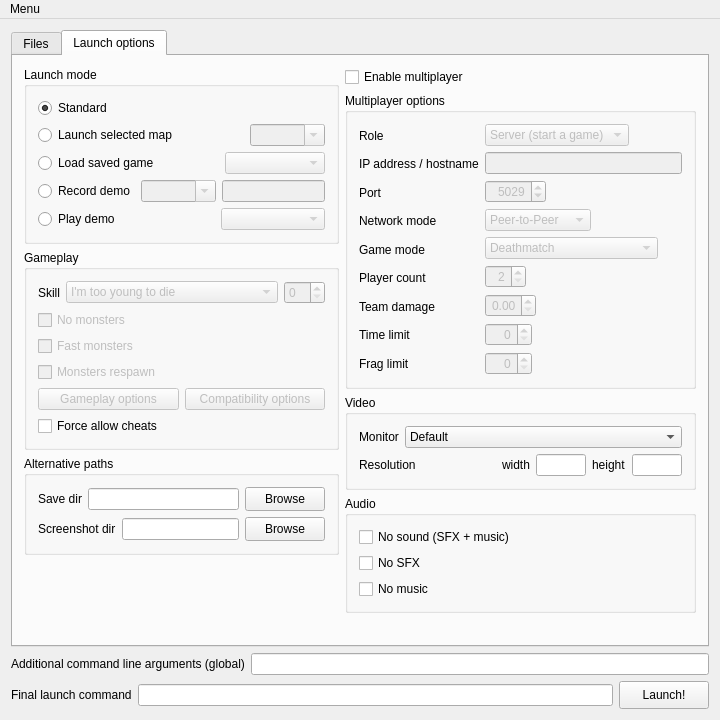
The window that Forms/MainWindow.ui (Youda008/DoomRunner) describes before a commit, drawn with Qt 5.
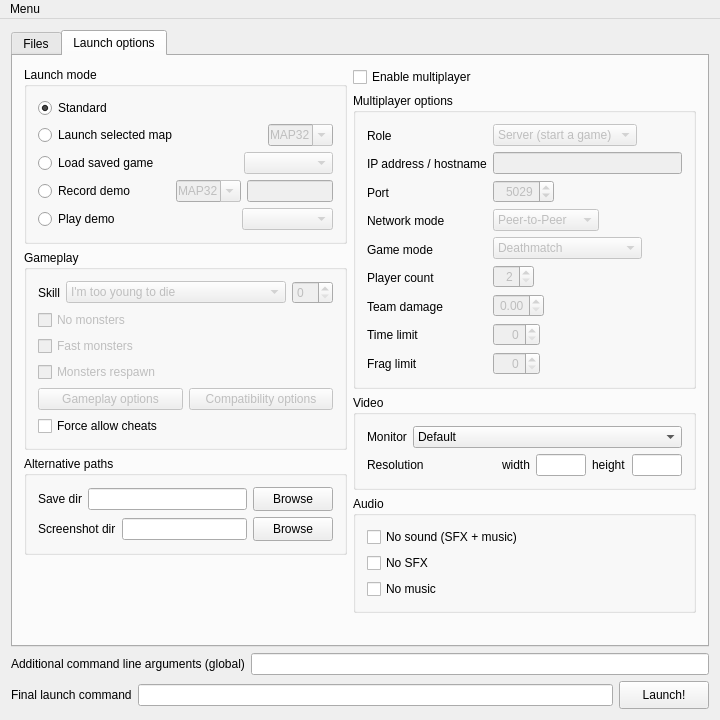
The same window after the commit. The open tabs and pages were chosen to show the change. Icons and pictures are not drawn. Custom widgets are drawn as their Qt base class.

Commit message: allowed the window to be downsized little more

```diff
--- a/Forms/MainWindow.ui
+++ b/Forms/MainWindow.ui
@@ -47,7 +47,7 @@
                  <item>
                   <widget class="QToolButton" name="presetBtnAdd">
                    <property name="sizePolicy">
-                    <sizepolicy hsizetype="Expanding" vsizetype="Fixed">
+                    <sizepolicy hsizetype="Preferred" vsizetype="Fixed">
                      <horstretch>0</horstretch>
                      <verstretch>0</verstretch>
                     </sizepolicy>
@@ -70,7 +70,7 @@
                  <item>
                   <widget class="QToolButton" name="presetBtnDel">
                    <property name="sizePolicy">
-                    <sizepolicy hsizetype="Expanding" vsizetype="Fixed">
+                    <sizepolicy hsizetype="Preferred" vsizetype="Fixed">
                      <horstretch>0</horstretch>
                      <verstretch>0</verstretch>
                     </sizepolicy>
@@ -93,7 +93,7 @@
                  <item>
                   <widget class="QToolButton" name="presetBtnClone">
                    <property name="sizePolicy">
-                    <sizepolicy hsizetype="Expanding" vsizetype="Fixed">
+                    <sizepolicy hsizetype="Preferred" vsizetype="Fixed">
                      <horstretch>0</horstretch>
                      <verstretch>0</verstretch>
                     </sizepolicy>
@@ -116,7 +116,7 @@
                  <item>
                   <widget class="QToolButton" name="presetBtnUp">
                    <property name="sizePolicy">
-                    <sizepolicy hsizetype="Expanding" vsizetype="Fixed">
+                    <sizepolicy hsizetype="Preferred" vsizetype="Fixed">
                      <horstretch>0</horstretch>
                      <verstretch>0</verstretch>
                     </sizepolicy>
@@ -139,7 +139,7 @@
                  <item>
                   <widget class="QToolButton" name="presetBtnDown">
                    <property name="sizePolicy">
-                    <sizepolicy hsizetype="Expanding" vsizetype="Fixed">
+                    <sizepolicy hsizetype="Preferred" vsizetype="Fixed">
                      <horstretch>0</horstretch>
                      <verstretch>0</verstretch>
                     </sizepolicy>
@@ -170,12 +170,6 @@
            <layout class="QVBoxLayout" name="verticalLayout_2" stretch="0,8,10">
             <item>
              <widget class="QGroupBox" name="engineGrpBox">
-              <property name="minimumSize">
-               <size>
-                <width>0</width>
-                <height>0</height>
-               </size>
-              </property>
               <property name="title">
                <string>2. Select engine</string>
               </property>
@@ -198,11 +192,14 @@
             </item>
             <item>
              <widget class="QGroupBox" name="iwadGrpBox">
-              <property name="maximumSize">
-               <size>
-                <width>16777215</width>
-                <height>210</height>
-               </size>
+              <property name="sizePolicy">
+               <sizepolicy hsizetype="Preferred" vsizetype="Maximum">
+                <horstretch>0</horstretch>
+                <verstretch>0</verstretch>
+               </sizepolicy>
+              </property>
+              <property name="toolTip">
+               <string>&lt;html&gt;&lt;head/&gt;&lt;body&gt;&lt;p&gt;IWAD can be de-selected by holding CTRL and left-clicking.&lt;/p&gt;&lt;/body&gt;&lt;/html&gt;</string>
               </property>
               <property name="title">
                <string>3. Select IWAD</string>
@@ -214,13 +211,16 @@
                   <bool>false</bool>
                  </property>
                  <property name="sizePolicy">
-                  <sizepolicy hsizetype="Expanding" vsizetype="Minimum">
+                  <sizepolicy hsizetype="Expanding" vsizetype="Preferred">
                    <horstretch>0</horstretch>
                    <verstretch>0</verstretch>
                   </sizepolicy>
                  </property>
-                 <property name="toolTip">
-                  <string>&lt;html&gt;&lt;head/&gt;&lt;body&gt;&lt;p&gt;IWAD can be de-selected by holding CTRL and left-clicking.&lt;/p&gt;&lt;/body&gt;&lt;/html&gt;</string>
+                 <property name="maximumSize">
+                  <size>
+                   <width>16777215</width>
+                   <height>180</height>
+                  </size>
                  </property>
                  <property name="editTriggers">
                   <set>QAbstractItemView::NoEditTriggers</set>
@@ -245,7 +245,7 @@
                   <bool>false</bool>
                  </property>
                  <property name="sizePolicy">
-                  <sizepolicy hsizetype="Expanding" vsizetype="Minimum">
+                  <sizepolicy hsizetype="Expanding" vsizetype="Expanding">
                    <horstretch>0</horstretch>
                    <verstretch>0</verstretch>
                   </sizepolicy>
@@ -273,12 +273,6 @@
            <layout class="QVBoxLayout" name="verticalLayout_3">
             <item>
              <widget class="QGroupBox" name="configGrpBox">
-              <property name="minimumSize">
-               <size>
-                <width>0</width>
-                <height>0</height>
-               </size>
-              </property>
               <property name="title">
                <string>5. Select config (optional)</string>
               </property>
@@ -349,7 +343,7 @@
                     <bool>false</bool>
                    </property>
                    <property name="sizePolicy">
-                    <sizepolicy hsizetype="Expanding" vsizetype="Fixed">
+                    <sizepolicy hsizetype="Preferred" vsizetype="Fixed">
                      <horstretch>0</horstretch>
                      <verstretch>0</verstretch>
                     </sizepolicy>
@@ -375,7 +369,7 @@
                     <bool>false</bool>
                    </property>
                    <property name="sizePolicy">
-                    <sizepolicy hsizetype="Expanding" vsizetype="Fixed">
+                    <sizepolicy hsizetype="Preferred" vsizetype="Fixed">
                      <horstretch>0</horstretch>
                      <verstretch>0</verstretch>
                     </sizepolicy>
@@ -401,7 +395,7 @@
                     <bool>false</bool>
                    </property>
                    <property name="sizePolicy">
-                    <sizepolicy hsizetype="Expanding" vsizetype="Fixed">
+                    <sizepolicy hsizetype="Preferred" vsizetype="Fixed">
                      <horstretch>0</horstretch>
                      <verstretch>0</verstretch>
                     </sizepolicy>
@@ -427,7 +421,7 @@
                     <bool>false</bool>
                    </property>
                    <property name="sizePolicy">
-                    <sizepolicy hsizetype="Expanding" vsizetype="Fixed">
+                    <sizepolicy hsizetype="Preferred" vsizetype="Fixed">
                      <horstretch>0</horstretch>
                      <verstretch>0</verstretch>
                     </sizepolicy>
@@ -453,7 +447,7 @@
                     <bool>false</bool>
                    </property>
                    <property name="sizePolicy">
-                    <sizepolicy hsizetype="Expanding" vsizetype="Fixed">
+                    <sizepolicy hsizetype="Preferred" vsizetype="Fixed">
                      <horstretch>0</horstretch>
                      <verstretch>0</verstretch>
                     </sizepolicy>
@@ -560,8 +554,8 @@
                  </property>
                  <property name="sizeHint" stdset="0">
                   <size>
-                   <width>40</width>
-                   <height>20</height>
+                   <width>0</width>
+                   <height>0</height>
                   </size>
                  </property>
                 </spacer>
@@ -571,27 +565,32 @@
                  <property name="enabled">
                   <bool>false</bool>
                  </property>
-                 <property name="sizePolicy">
-                  <sizepolicy hsizetype="Fixed" vsizetype="Fixed">
-                   <horstretch>0</horstretch>
-                   <verstretch>0</verstretch>
-                  </sizepolicy>
-                 </property>
                  <property name="minimumSize">
                   <size>
-                   <width>75</width>
+                   <width>65</width>
                    <height>0</height>
                   </size>
                  </property>
+                 <property name="maximumSize">
+                  <size>
+                   <width>65</width>
+                   <height>16777215</height>
+                  </size>
+                 </property>
                  <property name="editable">
                   <bool>true</bool>
                  </property>
+                 <item>
+                  <property name="text">
+                   <string>MAP32</string>
+                  </property>
+                 </item>
                 </widget>
                </item>
               </layout>
              </item>
              <item>
-              <layout class="QHBoxLayout" name="horizontalLayout_8">
+              <layout class="QHBoxLayout" name="horizontalLayout_8" stretch="0,4,0,10">
                <item>
                 <widget class="QRadioButton" name="launchMode_savefile">
                  <property name="text">
@@ -599,6 +598,19 @@
                  </property>
                 </widget>
                </item>
+               <item>
+                <spacer name="horizontalSpacer_12">
+                 <property name="orientation">
+                  <enum>Qt::Horizontal</enum>
+                 </property>
+                 <property name="sizeHint" stdset="0">
+                  <size>
+                   <width>0</width>
+                   <height>0</height>
+                  </size>
+                 </property>
+                </spacer>
+               </item>
                <item>
                 <spacer name="horizontalSpacer_6">
                  <property name="orientation">
@@ -609,8 +621,8 @@
                  </property>
                  <property name="sizeHint" stdset="0">
                   <size>
-                   <width>60</width>
-                   <height>20</height>
+                   <width>44</width>
+                   <height>0</height>
                   </size>
                  </property>
                 </spacer>
@@ -621,14 +633,14 @@
                   <bool>false</bool>
                  </property>
                  <property name="sizePolicy">
-                  <sizepolicy hsizetype="MinimumExpanding" vsizetype="Fixed">
+                  <sizepolicy hsizetype="Expanding" vsizetype="Fixed">
                    <horstretch>0</horstretch>
                    <verstretch>0</verstretch>
                   </sizepolicy>
                  </property>
                  <property name="minimumSize">
                   <size>
-                   <width>100</width>
+                   <width>70</width>
                    <height>0</height>
                   </size>
                  </property>
@@ -640,7 +652,7 @@
               </layout>
              </item>
              <item>
-              <layout class="QHBoxLayout" name="horizontalLayout_29">
+              <layout class="QHBoxLayout" name="horizontalLayout_29" stretch="0,4,0,10">
                <item>
                 <widget class="QRadioButton" name="launchMode_recordDemo">
                  <property name="text">
@@ -648,26 +660,44 @@
                  </property>
                 </widget>
                </item>
+               <item>
+                <spacer name="horizontalSpacer_14">
+                 <property name="orientation">
+                  <enum>Qt::Horizontal</enum>
+                 </property>
+                 <property name="sizeHint" stdset="0">
+                  <size>
+                   <width>0</width>
+                   <height>0</height>
+                  </size>
+                 </property>
+                </spacer>
+               </item>
                <item>
                 <widget class="QComboBox" name="mapCmbBox_demo">
                  <property name="enabled">
                   <bool>false</bool>
                  </property>
-                 <property name="sizePolicy">
-                  <sizepolicy hsizetype="Fixed" vsizetype="Fixed">
-                   <horstretch>0</horstretch>
-                   <verstretch>0</verstretch>
-                  </sizepolicy>
-                 </property>
                  <property name="minimumSize">
                   <size>
-                   <width>75</width>
+                   <width>65</width>
                    <height>0</height>
                   </size>
                  </property>
+                 <property name="maximumSize">
+                  <size>
+                   <width>65</width>
+                   <height>16777215</height>
+                  </size>
+                 </property>
                  <property name="editable">
                   <bool>true</bool>
                  </property>
+                 <item>
+                  <property name="text">
+                   <string>MAP32</string>
+                  </property>
+                 </item>
                 </widget>
                </item>
                <item>
@@ -676,14 +706,14 @@
                   <bool>false</bool>
                  </property>
                  <property name="sizePolicy">
-                  <sizepolicy hsizetype="MinimumExpanding" vsizetype="Fixed">
+                  <sizepolicy hsizetype="Expanding" vsizetype="Fixed">
                    <horstretch>0</horstretch>
                    <verstretch>0</verstretch>
                   </sizepolicy>
                  </property>
                  <property name="minimumSize">
                   <size>
-                   <width>100</width>
+                   <width>70</width>
                    <height>0</height>
                   </size>
                  </property>
@@ -692,7 +722,7 @@
               </layout>
              </item>
              <item>
-              <layout class="QHBoxLayout" name="horizontalLayout_30">
+              <layout class="QHBoxLayout" name="horizontalLayout_30" stretch="0,4,0,10">
                <item>
                 <widget class="QRadioButton" name="launchMode_replayDemo">
                  <property name="text">
@@ -700,6 +730,19 @@
                  </property>
                 </widget>
                </item>
+               <item>
+                <spacer name="horizontalSpacer_15">
+                 <property name="orientation">
+                  <enum>Qt::Horizontal</enum>
+                 </property>
+                 <property name="sizeHint" stdset="0">
+                  <size>
+                   <width>0</width>
+                   <height>0</height>
+                  </size>
+                 </property>
+                </spacer>
+               </item>
                <item>
                 <spacer name="horizontalSpacer_13">
                  <property name="orientation">
@@ -710,8 +753,8 @@
                  </property>
                  <property name="sizeHint" stdset="0">
                   <size>
-                   <width>95</width>
-                   <height>20</height>
+                   <width>79</width>
+                   <height>0</height>
                   </size>
                  </property>
                 </spacer>
@@ -722,14 +765,14 @@
                   <bool>false</bool>
                  </property>
                  <property name="sizePolicy">
-                  <sizepolicy hsizetype="MinimumExpanding" vsizetype="Fixed">
+                  <sizepolicy hsizetype="Expanding" vsizetype="Fixed">
                    <horstretch>0</horstretch>
                    <verstretch>0</verstretch>
                   </sizepolicy>
                  </property>
                  <property name="minimumSize">
                   <size>
-                   <width>100</width>
+                   <width>70</width>
                    <height>0</height>
                   </size>
                  </property>
@@ -1133,14 +1176,11 @@
                     <bool>false</bool>
                    </property>
                    <property name="sizePolicy">
-                    <sizepolicy hsizetype="Expanding" vsizetype="Fixed">
+                    <sizepolicy hsizetype="MinimumExpanding" vsizetype="Fixed">
                      <horstretch>0</horstretch>
                      <verstretch>0</verstretch>
                     </sizepolicy>
                    </property>
-                   <property name="editable">
-                    <bool>false</bool>
-                   </property>
                    <item>
                     <property name="text">
                      <string>Server (start a game)</string>
@@ -1226,7 +1266,7 @@
                     <bool>false</bool>
                    </property>
                    <property name="sizePolicy">
-                    <sizepolicy hsizetype="Expanding" vsizetype="Fixed">
+                    <sizepolicy hsizetype="MinimumExpanding" vsizetype="Fixed">
                      <horstretch>0</horstretch>
                      <verstretch>0</verstretch>
                     </sizepolicy>
@@ -1269,19 +1309,19 @@
                     <bool>false</bool>
                    </property>
                    <property name="sizePolicy">
-                    <sizepolicy hsizetype="Expanding" vsizetype="Fixed">
+                    <sizepolicy hsizetype="MinimumExpanding" vsizetype="Fixed">
                      <horstretch>0</horstretch>
                      <verstretch>0</verstretch>
                     </sizepolicy>
                    </property>
                    <property name="minimumSize">
                     <size>
-                     <width>170</width>
+                     <width>1</width>
                      <height>0</height>
                     </size>
                    </property>
-                   <property name="currentIndex">
-                    <number>0</number>
+                   <property name="toolTip">
+                    <string>&lt;html&gt;&lt;head/&gt;&lt;body&gt;&lt;p&gt;&lt;span style=&quot; font-weight:600;&quot;&gt;Deathmatch&lt;/span&gt; is a multiplayer game style pioneered by Doom in which players face off against each other, connected to a common area via a network. A point, called a frag, is granted to a player whenever he or she kills an opponent. Upon death, players restart at a random deathmatch start. Players spawn with all keys, and keys are never placed on the map (there is currently no clean way to circumvent this).&lt;/p&gt;&lt;p&gt;&lt;span style=&quot; font-weight:600;&quot;&gt;Team Deathmatch&lt;/span&gt; is a variant of deathmatch where players are placed into two or more teams. Players score frags by killing members of opposing teams. Gameplay options allow to reduce or remove friendly fire damage.&lt;/p&gt;&lt;p&gt;&lt;span style=&quot; font-weight:600;&quot;&gt;Cooperative&lt;/span&gt; gameplay, often referred to as co-op or coop, is a multiplayer game mode in which human players cooperate against a given game's monsters. Cooperative play is the default game mode if the -deathmatch parameter is not specified at the command line.&lt;/p&gt;&lt;p&gt;In &lt;span style=&quot; font-weight:600;&quot;&gt;Deathmatch&lt;/span&gt; and &lt;span style=&quot; font-weight:600;&quot;&gt;Team Deathmatch&lt;/span&gt; weapons stay behind when a player picks them up.&lt;/p&gt;&lt;p&gt;In &lt;span style=&quot; font-weight:600;&quot;&gt;Alternative Deathmatch&lt;/span&gt; and &lt;span style=&quot; font-weight:600;&quot;&gt;Alternative Team Deathmatch&lt;/span&gt; items other than invulnerability and invisibilty respawn after being picked up.&lt;/p&gt;&lt;/body&gt;&lt;/html&gt;</string>
                    </property>
                    <item>
                     <property name="text">
@@ -1295,12 +1335,12 @@
                    </item>
                    <item>
                     <property name="text">
-                     <string>Alternative Deathmatch</string>
+                     <string>Alt. Deathmatch</string>
                     </property>
                    </item>
                    <item>
                     <property name="text">
-                     <string>Alternative Team Deathmatch</string>
+                     <string>Alt. Team Deathmatch</string>
                     </property>
                    </item>
                    <item>
```
